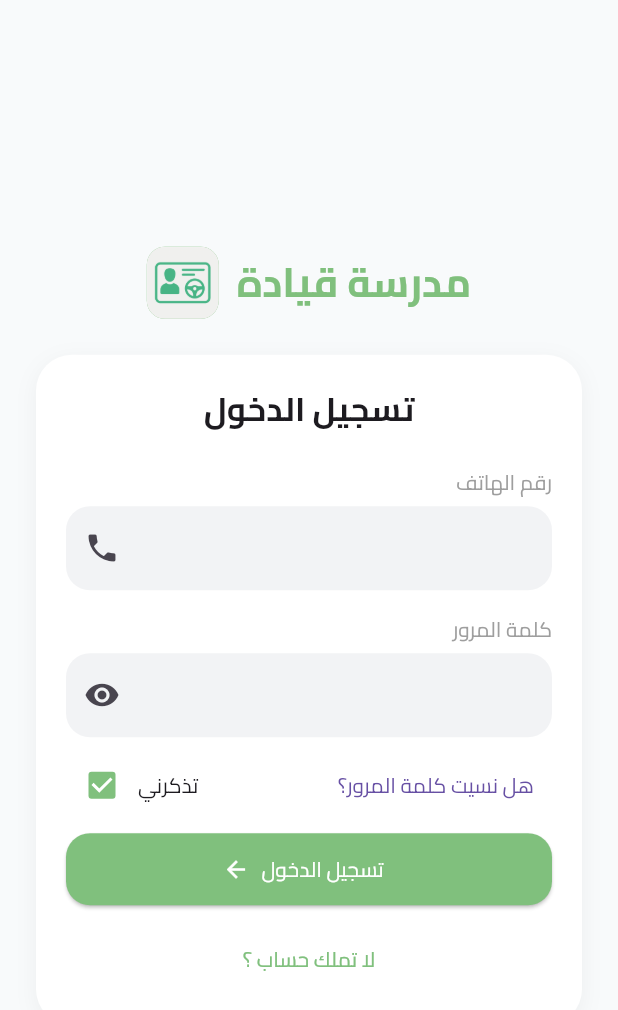
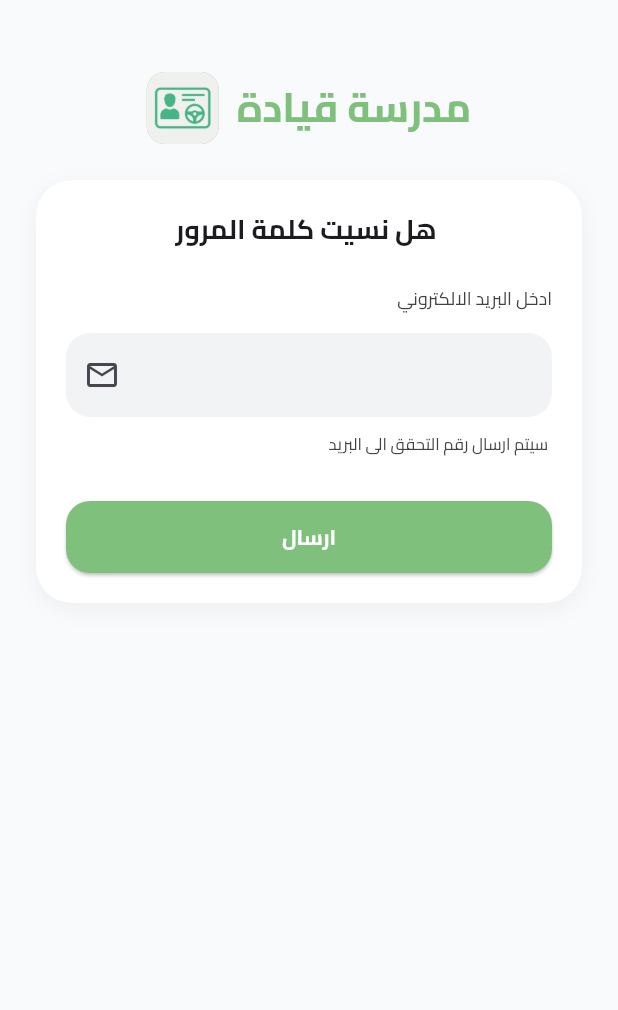
Before and after one commit to jawa762280/Driving-School-Final, a Flutter app: the LoginScreen screen opened by its route, after a tap on "هل نسيت كلمة المرور؟", on a phone screen of 412 x 824 dp. Shown: the top 1010 px of the screen. Run offline on Flutter 3.47's test engine with Material 3 defaults, Android fonts, the phone set to English and light mode, and no system bars; our stand-ins replace get, shared_preferences; accounts and stored records are empty.

Commit message:
Forget and Reset Password

```diff
--- /dev/null
+++ b/lib/controller/forget_password_controller.dart
@@ -0,0 +1,26 @@
+import 'package:driving_school/core/constant/approuts.dart';
+import 'package:flutter/material.dart';
+import 'package:get/get.dart';
+
+class ForgetPasswordController extends GetxController {
+  late TextEditingController emailController;
+  GlobalKey<FormState> formState = GlobalKey<FormState>();
+
+
+  @override
+  void onInit() {
+    emailController = TextEditingController();
+    super.onInit();
+  }
+
+  @override
+  void onClose() {
+    emailController.dispose();
+    super.onClose();
+  }
+
+  void sendEmail() {
+    if (!formState.currentState!.validate()) return;
+    Get.toNamed(AppRouts.resetPasswordScreen);
+  }
+}
--- a/lib/controller/login_controller.dart
+++ b/lib/controller/login_controller.dart
@@ -1,3 +1,4 @@
+import 'package:driving_school/core/constant/approuts.dart';
 import 'package:flutter/material.dart';
 import 'package:get/get.dart';
 
@@ -11,6 +12,10 @@ class LoginController extends GetxController {
   showPass() {
     isShowPass = isShowPass == true ? false : true;
     update();
+  }
+
+  goTOForgetPassword() {
+    Get.toNamed(AppRouts.forgetPasswordScreen);
   }
 
   @override
--- a/lib/core/constant/approuts.dart
+++ b/lib/core/constant/approuts.dart
@@ -1,4 +1,6 @@
 class AppRouts {
   static const String onBoardingScreen = "/onboarding_screen";
   static const String loginScreen = "/login_screen";
+  static const String forgetPasswordScreen = "/forget_password_screen";
+  static const String resetPasswordScreen = "/reset_password_screen";
 }
--- a/lib/routes.dart
+++ b/lib/routes.dart
@@ -1,6 +1,8 @@
 import 'package:driving_school/core/constant/approuts.dart';
 import 'package:driving_school/view/screen/login_screen.dart';
 import 'package:driving_school/view/screen/onboarding_screen.dart';
+import 'package:driving_school/view/screen/forget_password_screen.dart';
+import 'package:driving_school/view/screen/reset_password_screen.dart';
 import 'package:get/get.dart';
 
 List<GetPage<dynamic>> routes = [
@@ -12,5 +14,13 @@ List<GetPage<dynamic>> routes = [
     name: AppRouts.loginScreen,
     page: () => LoginScreen(),
   ),
-  GetPage(name: AppRouts.onBoardingScreen, page: () => const OnboardingScreen())
+  GetPage(
+      name: AppRouts.onBoardingScreen, page: () => const OnboardingScreen()),
+  GetPage(
+    name: AppRouts.forgetPasswordScreen,
+    page: () => const ForgetPasswordScreen(),
+  ),
+  GetPage(
+      name: AppRouts.resetPasswordScreen,
+      page: () => const ResetPasswordScreen())
 ];
--- /dev/null
+++ b/lib/view/screen/forget_password_screen.dart
@@ -0,0 +1,29 @@
+import 'package:driving_school/controller/forget_password_controller.dart';
+import 'package:driving_school/view/widget/app_logo.dart';
+import 'package:driving_school/view/widget/auth/forgetpassword/forget_password_container.dart';
+import 'package:flutter/material.dart';
+import 'package:get/get.dart';
+
+class ForgetPasswordScreen extends StatelessWidget {
+  const ForgetPasswordScreen({super.key});
+
+  @override
+  Widget build(BuildContext context) {
+    return GetBuilder<ForgetPasswordController>(
+        init: ForgetPasswordController(),
+        builder: (controller) => Scaffold(
+              backgroundColor: const Color(0xFFF8FAFB),
+              body: SafeArea(
+                child: SingleChildScrollView(
+                  padding: const EdgeInsets.all(24),
+                  child: Column(
+                    children: [
+                      AppLogo(),
+                      ForgetPasswordContainer(controller: controller)
+                    ],
+                  ),
+                ),
+              ),
+            ));
+  }
+}
--- a/lib/view/screen/login_screen.dart
+++ b/lib/view/screen/login_screen.dart
@@ -1,9 +1,6 @@
 import 'package:driving_school/controller/login_controller.dart';
-import 'package:driving_school/core/constant/appcolors.dart';
-import 'package:driving_school/core/functions/validinput.dart';
-import 'package:driving_school/view/widget/login/app_logo.dart';
-import 'package:driving_school/view/widget/login/login_button.dart';
-import 'package:driving_school/view/widget/login/my_textformfield.dart';
+import 'package:driving_school/view/widget/app_logo.dart';
+import 'package:driving_school/view/widget/auth/login/login_container.dart';
 import 'package:flutter/material.dart';
 import 'package:get/get.dart';
 
@@ -17,105 +14,13 @@ class LoginScreen extends StatelessWidget {
       builder: (controller) => Scaffold(
         backgroundColor: const Color(0xFFF8FAFB),
         body: SafeArea(
-          child: Center(
             child: SingleChildScrollView(
               padding: const EdgeInsets.all(24),
               child: Column(
-                children: [
-                  AppLogo(),
-                  Container(
-                    padding: const EdgeInsets.all(20),
-                    decoration: BoxDecoration(
-                      color: Colors.white,
-                      borderRadius: BorderRadius.circular(24),
-                      boxShadow: [
-                        BoxShadow(
-                          color: Colors.black.withAlpha((0.05 * 255).toInt()),
-                          blurRadius: 12,
-                          offset: const Offset(0, 4),
-                        ),
-                      ],
-                    ),
-                    child: Form(
-                      key: controller.formState,
-                      child: Column(
-                        crossAxisAlignment: CrossAxisAlignment.end,
-                        children: [
-                          const Center(
-                            child: Text(
-                              "تسجيل الدخول",
-                              style: TextStyle(
-                                  fontSize: 22, fontWeight: FontWeight.bold),
-                            ),
-                          ),
-                          const SizedBox(height: 24),
-                          const Text("رقم الهاتف",
-                              style: TextStyle(color: Colors.grey)),
-                          const SizedBox(height: 6),
-                          MyTextformfield(
-                              valid: (val) {
-                                return validInput(val, 4, 12, "phone");
-                              },
-                              mycontroller: controller.phoneController,
-                              keyboardType: TextInputType.phone,
-                              prefixIcon: Icons.phone,
-                              filled: true),
-                          const SizedBox(height: 16),
-                          const Text("كلمة المرور",
-                              style: TextStyle(color: Colors.grey)),
-                          const SizedBox(height: 6),
-                          MyTextformfield(
-                              valid: (val) {
-                                return validInput(val, 8, 50, "password");
-                              },
-                              mycontroller: controller.passwordController,
-                              obscureText: controller.isShowPass,
-                              keyboardType: TextInputType.visiblePassword,
-                              prefixIcon: Icons.visibility,
-                              onTapIcon: () {
-                                controller.showPass();
-                              },
-                              filled: true),
-                          const SizedBox(height: 8),
-                          Row(
-                            children: [
-                              Obx(() => Checkbox(
-                                    value: controller.rememberMe.value,
-                                    activeColor: AppColors.primaryColor,
-                                    onChanged: (_) =>
-                                        controller.toggleRememberMe(),
-                                  )),
-                              const Text("تذكرني"),
-                              const Spacer(),
-                              TextButton(
-                                onPressed: () {},
-                                child: const Text("هل نسيت كلمة المرور؟"),
-                              ),
-                            ],
-                          ),
-                          const SizedBox(height: 8),
-                          LoginButton(
-                            onPressed: () {
-                              controller.login();
-                            },
-                          ),
-                          const SizedBox(height: 12),
-                          Center(
-                            child: TextButton(
-                              onPressed: () {},
-                              child: Text("لا تملك حساب ؟",
-                                  style:
-                                      TextStyle(color: AppColors.primaryColor)),
-                            ),
-                          )
-                        ],
-                      ),
-                    ),
-                  ),
-                ],
+                children: [AppLogo(), LoginContainer(controller: controller)],
               ),
             ),
-          ),
+
         ),
       ),
     );
--- /dev/null
+++ b/lib/view/widget/auth/forgetpassword/forget_password_container.dart
@@ -0,0 +1,67 @@
+import 'package:driving_school/controller/forget_password_controller.dart';
+import 'package:driving_school/core/functions/validinput.dart';
+import 'package:driving_school/view/widget/my_button.dart';
+import 'package:driving_school/view/widget/my_textformfield.dart';
+import 'package:flutter/material.dart';
+
+class ForgetPasswordContainer extends StatelessWidget {
+  final ForgetPasswordController controller;
+  const ForgetPasswordContainer({super.key, required this.controller});
+
+  @override
+  Widget build(BuildContext context) {
+    return Container(
+      padding: const EdgeInsets.all(20),
+      decoration: BoxDecoration(
+        color: Colors.white,
+        borderRadius: BorderRadius.circular(24),
+        boxShadow: [
+          BoxShadow(
+            color: Colors.black.withAlpha((0.05 * 255).toInt()),
+            blurRadius: 12,
+            offset: const Offset(0, 4),
+          ),
+        ],
+      ),
+      child: Form(
+        key: controller.formState,
+        child: Column(
+          crossAxisAlignment: CrossAxisAlignment.end,
+          children: [
+            const Center(
+              child: Text(
+                "هل نسيت كلمة المرور ",
+                style: TextStyle(fontSize: 18, fontWeight: FontWeight.bold),
+              ),
+            ),
+            const SizedBox(height: 24),
+            Text("ادخل البريد الالكتروني",
+                style: TextStyle(color: Colors.grey[800], fontSize: 12)),
+            const SizedBox(height: 15),
+            MyTextformfield(
+              valid: (val) => validInput(val, 4, 20, "email"),
+              mycontroller: controller.emailController,
+              keyboardType: TextInputType.emailAddress,
+              prefixIcon: Icons.email_outlined,
+              filled: true,
+            ),
+            SizedBox(
+              height: 10,
+            ),
+            Text("سيتم ارسال رقم التحقق الى البريد ",
+                style: TextStyle(color: Colors.grey[800], fontSize: 11)),
+            SizedBox(
+              height: 30,
+            ),
+            MyButton(
+              onPressed: () {
+                controller.sendEmail();
+              },
+              text: "ارسال",
+            ),
+          ],
+        ),
+      ),
+    );
+  }
+}
--- /dev/null
+++ b/lib/view/widget/auth/login/login_container.dart
@@ -0,0 +1,103 @@
+import 'package:flutter/material.dart';
+import 'package:get/get.dart';
+import 'package:driving_school/controller/login_controller.dart';
+import 'package:driving_school/core/constant/appcolors.dart';
+import 'package:driving_school/core/functions/validinput.dart';
+import 'package:driving_school/view/widget/my_button.dart';
+import 'package:driving_school/view/widget/my_textformfield.dart';
+
+class LoginContainer extends StatelessWidget {
+  final LoginController controller;
+
+  const LoginContainer({super.key, required this.controller});
+
+  @override
+  Widget build(BuildContext context) {
+    return Container(
+      padding: const EdgeInsets.all(20),
+      decoration: BoxDecoration(
+        color: Colors.white,
+        borderRadius: BorderRadius.circular(24),
+        boxShadow: [
+          BoxShadow(
+            color: Colors.black.withAlpha((0.05 * 255).toInt()),
+            blurRadius: 12,
+            offset: const Offset(0, 4),
+          ),
+        ],
+      ),
+      child: Form(
+        key: controller.formState,
+        child: Column(
+          crossAxisAlignment: CrossAxisAlignment.end,
+          children: [
+            const Center(
+              child: Text(
+                "تسجيل الدخول",
+                style: TextStyle(fontSize: 18, fontWeight: FontWeight.bold),
+              ),
+            ),
+            const SizedBox(height: 24),
+            Text("رقم الهاتف",
+                style: TextStyle(color: Colors.grey[700], fontSize: 12)),
+            const SizedBox(height: 15),
+            MyTextformfield(
+              valid: (val) => validInput(val, 4, 20, "phone"),
+              mycontroller: controller.phoneController,
+              keyboardType: TextInputType.phone,
+              prefixIcon: Icons.phone,
+              filled: true,
+            ),
+              const SizedBox(height: 16),
+            Text("كلمة المرور",
+                style: TextStyle(color: Colors.grey[800], fontSize: 12)),
+            const SizedBox(height: 15),
+            MyTextformfield(
+              valid: (val) => validInput(val, 8, 50, "password"),
+              mycontroller: controller.passwordController,
+              obscureText: controller.isShowPass,
+              keyboardType: TextInputType.visiblePassword,
+              prefixIcon: Icons.visibility,
+              onTapIcon: () => controller.showPass(),
+              filled: true,
+            ),
+            const SizedBox(height: 8),
+            Row(
+              children: [
+                Obx(() => Checkbox(
+                      value: controller.rememberMe.value,
+                      activeColor: AppColors.primaryColor,
+                      onChanged: (_) => controller.toggleRememberMe(),
+                    )),
+                const Text("تذكرني"),
+                const Spacer(),
+                TextButton(
+                  onPressed: () {
+                    controller.goTOForgetPassword();
+                  },
+                  child: const Text("هل نسيت كلمة المرور؟"),
+                ),
+              ],
+            ),
+            const SizedBox(height: 8),
+            MyButton(
+              onPressed: () => controller.login(),
+              icon: Icons.arrow_back,
+              text: "تسجيل الدخول",
+            ),
+            const SizedBox(height: 12),
+            Center(
+              child: TextButton(
+                onPressed: () {},
+                child: Text("لا تملك حساب ؟",
+                    style: TextStyle(
+                        color: AppColors.primaryColor,
+                        fontWeight: FontWeight.bold)),
+              ),
+            )
+          ],
+        ),
+      ),
+    );
+  }
+}
--- a/lib/view/widget/login/login_button.dart
+++ /dev/null
@@ -1,27 +0,0 @@
-import 'package:driving_school/core/constant/appcolors.dart';
-import 'package:flutter/material.dart';
-
-class LoginButton extends StatelessWidget {
-  final void Function()? onPressed;
-
-  const LoginButton({super.key, this.onPressed});
-  @override
-  Widget build(BuildContext context) {
-    return SizedBox(
-      width: double.infinity,
-      height: 48,
-      child: ElevatedButton.icon(
-        style: ElevatedButton.styleFrom(
-          backgroundColor: AppColors.primaryColor,
-          shape: RoundedRectangleBorder(
-            borderRadius: BorderRadius.circular(16),
-          ),
-        ),
-        onPressed: onPressed,
-        icon: const Icon(Icons.arrow_back, color: Colors.white),
-        label:
-            const Text("تسجيل الدخول", style: TextStyle(color: Colors.white)),
-      ),
-    );
-  }
-}
--- /dev/null
+++ b/lib/view/widget/my_button.dart
@@ -0,0 +1,52 @@
+import 'package:driving_school/core/constant/appcolors.dart';
+import 'package:flutter/material.dart';
+
+class MyButton extends StatelessWidget {
+  final void Function() onPressed;
+  final String text;
+  final IconData? icon;
+
+  const MyButton(
+      {super.key, required this.onPressed, required this.text, this.icon});
+  @override
+  Widget build(BuildContext context) {
+    return SizedBox(
+      width: double.infinity,
+      height: 48,
+      child: icon == null
+          ? ElevatedButton(
+              onPressed: onPressed,
+              style: ElevatedButton.styleFrom(
+                backgroundColor: AppColors.primaryColor,
+                shape: RoundedRectangleBorder(
+                  borderRadius: BorderRadius.circular(16),
+                ),
+              ),
+              child: Text(
+                text,
+                style: const TextStyle(
+                  color: Colors.white,
+                  fontWeight: FontWeight.bold,
+                ),
+              ),
+            )
+          : ElevatedButton.icon(
+              onPressed: onPressed,
+              icon: Icon(icon, color: Colors.white),
+              label: Text(
+                text,
+                style: const TextStyle(
+                  color: Colors.white,
+                  fontWeight: FontWeight.bold,
+                ),
+              ),
+              style: ElevatedButton.styleFrom(
+                backgroundColor: AppColors.primaryColor,
+                shape: RoundedRectangleBorder(
+                  borderRadius: BorderRadius.circular(16),
+                ),
+              ),
+            ),
+    );
+  }
+}
```
Also changed, not shown: lib/controller/resetpassword_controller.dart (added, +43 -0 lines), lib/view/screen/reset_password_screen.dart (added, +29 -0 lines), lib/view/widget/auth/resetpassword/reset_password_container.dart (added, +79 -0 lines), lib/view/widget/app_logo.dart (renamed from lib/view/widget/login/app_logo.dart), lib/view/widget/my_textformfield.dart (renamed from lib/view/widget/login/my_textformfield.dart), pubspec.lock.
